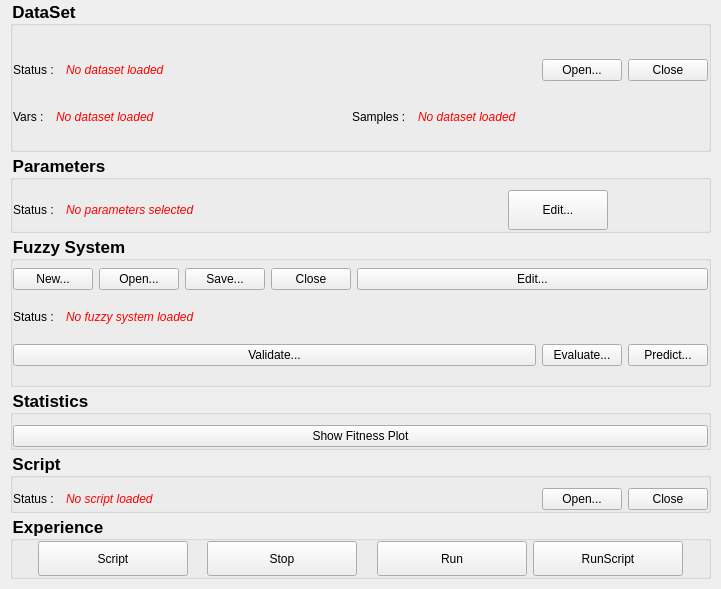
The window that fuge-lc/fugemain.ui (ThibaultSchowing/FUGE-LC) describes before a commit, drawn with Qt 5.
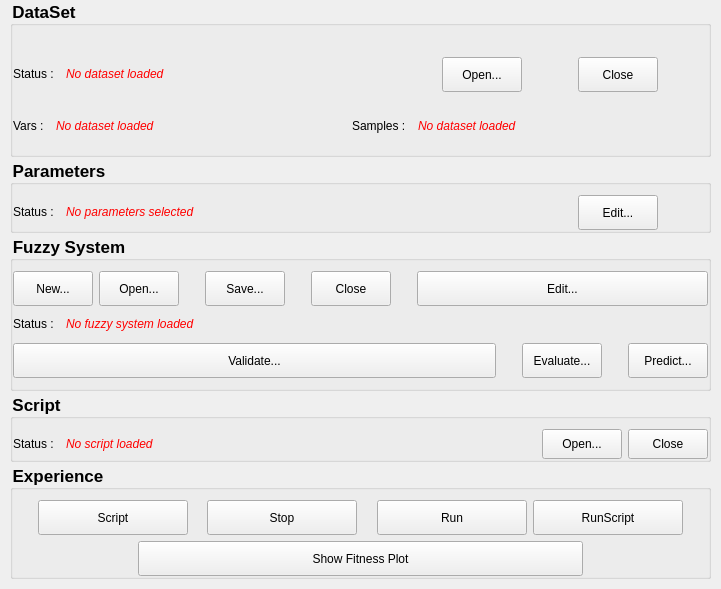
The same window after the commit. Icons and pictures are not drawn.

Commit message: bigger buttons in fugemain

The edit to the form file:
```diff
--- a/fuge-lc/fugemain.ui
+++ b/fuge-lc/fugemain.ui
@@ -98,6 +98,9 @@
        </property>
        <item>
         <layout class="QHBoxLayout" name="horizontalLayout_13">
+         <property name="rightMargin">
+          <number>50</number>
+         </property>
          <item>
           <widget class="QLabel" name="label_4">
            <property name="sizePolicy">
@@ -154,11 +157,33 @@
              <verstretch>0</verstretch>
             </sizepolicy>
            </property>
+           <property name="minimumSize">
+            <size>
+             <width>50</width>
+             <height>35</height>
+            </size>
+           </property>
            <property name="text">
             <string>Open...</string>
            </property>
           </widget>
          </item>
+         <item>
+          <spacer name="horizontalSpacer_4">
+           <property name="orientation">
+            <enum>Qt::Horizontal</enum>
+           </property>
+           <property name="sizeType">
+            <enum>QSizePolicy::Fixed</enum>
+           </property>
+           <property name="sizeHint" stdset="0">
+            <size>
+             <width>50</width>
+             <height>20</height>
+            </size>
+           </property>
+          </spacer>
+         </item>
          <item>
           <widget class="QPushButton" name="btCloseData">
            <property name="sizePolicy">
@@ -167,6 +192,12 @@
              <verstretch>0</verstretch>
             </sizepolicy>
            </property>
+           <property name="minimumSize">
+            <size>
+             <width>0</width>
+             <height>35</height>
+            </size>
+           </property>
            <property name="text">
             <string>Close</string>
            </property>
@@ -311,7 +342,7 @@
         <number>10</number>
        </property>
        <property name="rightMargin">
-        <number>100</number>
+        <number>50</number>
        </property>
        <property name="bottomMargin">
         <number>0</number>
@@ -379,8 +410,8 @@
            </property>
            <property name="minimumSize">
             <size>
-             <width>100</width>
-             <height>40</height>
+             <width>0</width>
+             <height>35</height>
             </size>
            </property>
            <property name="text">
@@ -399,7 +430,7 @@
        <bool>true</bool>
       </property>
       <property name="sizePolicy">
-       <sizepolicy hsizetype="Expanding" vsizetype="Preferred">
+       <sizepolicy hsizetype="Expanding" vsizetype="Fixed">
         <horstretch>0</horstretch>
         <verstretch>0</verstretch>
        </sizepolicy>
@@ -424,7 +455,7 @@
         <number>0</number>
        </property>
        <property name="topMargin">
-        <number>0</number>
+        <number>10</number>
        </property>
        <property name="rightMargin">
         <number>0</number>
@@ -442,6 +473,12 @@
              <verstretch>0</verstretch>
             </sizepolicy>
            </property>
+           <property name="minimumSize">
+            <size>
+             <width>0</width>
+             <height>35</height>
+            </size>
+           </property>
            <property name="text">
             <string>New...</string>
            </property>
@@ -455,11 +492,33 @@
              <verstretch>0</verstretch>
             </sizepolicy>
            </property>
+           <property name="minimumSize">
+            <size>
+             <width>0</width>
+             <height>35</height>
+            </size>
+           </property>
            <property name="text">
             <string>Open...</string>
            </property>
           </widget>
          </item>
+         <item>
+          <spacer name="horizontalSpacer_5">
+           <property name="orientation">
+            <enum>Qt::Horizontal</enum>
+           </property>
+           <property name="sizeType">
+            <enum>QSizePolicy::Fixed</enum>
+           </property>
+           <property name="sizeHint" stdset="0">
+            <size>
+             <width>20</width>
+             <height>0</height>
+            </size>
+           </property>
+          </spacer>
+         </item>
          <item>
           <widget class="QPushButton" name="btSaveFuzzy">
            <property name="sizePolicy">
@@ -468,11 +527,33 @@
              <verstretch>0</verstretch>
             </sizepolicy>
            </property>
+           <property name="minimumSize">
+            <size>
+             <width>0</width>
+             <height>35</height>
+            </size>
+           </property>
            <property name="text">
             <string>Save...</string>
            </property>
           </widget>
          </item>
+         <item>
+          <spacer name="horizontalSpacer_6">
+           <property name="orientation">
+            <enum>Qt::Horizontal</enum>
+           </property>
+           <property name="sizeType">
+            <enum>QSizePolicy::Fixed</enum>
+           </property>
+           <property name="sizeHint" stdset="0">
+            <size>
+             <width>20</width>
+             <height>0</height>
+            </size>
+           </property>
+          </spacer>
+         </item>
          <item>
           <widget class="QPushButton" name="btCloseFuzzy">
            <property name="sizePolicy">
@@ -481,13 +562,41 @@
              <verstretch>0</verstretch>
             </sizepolicy>
            </property>
+           <property name="minimumSize">
+            <size>
+             <width>0</width>
+             <height>35</height>
+            </size>
+           </property>
            <property name="text">
             <string>Close</string>
            </property>
           </widget>
          </item>
+         <item>
+          <spacer name="horizontalSpacer_7">
+           <property name="orientation">
+            <enum>Qt::Horizontal</enum>
+           </property>
+           <property name="sizeType">
+            <enum>QSizePolicy::Fixed</enum>
+           </property>
+           <property name="sizeHint" stdset="0">
+            <size>
+             <width>20</width>
+             <height>0</height>
+            </size>
+           </property>
+          </spacer>
+         </item>
          <item>
           <widget class="QPushButton" name="btEditFuzzy">
+           <property name="minimumSize">
+            <size>
+             <width>0</width>
+             <height>35</height>
+            </size>
+           </property>
            <property name="text">
             <string>Edit...</string>
            </property>
@@ -554,6 +663,12 @@
         <layout class="QHBoxLayout" name="horizontalLayout_11">
          <item>
           <widget class="QPushButton" name="btValidate">
+           <property name="minimumSize">
+            <size>
+             <width>0</width>
+             <height>35</height>
+            </size>
+           </property>
            <property name="font">
             <font>
              <bold>false</bold>
@@ -564,6 +679,22 @@
            </property>
           </widget>
          </item>
+         <item>
+          <spacer name="horizontalSpacer_8">
+           <property name="orientation">
+            <enum>Qt::Horizontal</enum>
+           </property>
+           <property name="sizeType">
+            <enum>QSizePolicy::Fixed</enum>
+           </property>
+           <property name="sizeHint" stdset="0">
+            <size>
+             <width>20</width>
+             <height>0</height>
+            </size>
+           </property>
+          </spacer>
+         </item>
          <item>
           <widget class="QPushButton" name="btEvaluate">
            <property name="sizePolicy">
@@ -572,6 +703,12 @@
              <verstretch>0</verstretch>
             </sizepolicy>
            </property>
+           <property name="minimumSize">
+            <size>
+             <width>0</width>
+             <height>35</height>
+            </size>
+           </property>
            <property name="font">
             <font>
              <bold>false</bold>
@@ -585,6 +722,22 @@
            </property>
           </widget>
          </item>
+         <item>
+          <spacer name="horizontalSpacer_9">
+           <property name="orientation">
+            <enum>Qt::Horizontal</enum>
+           </property>
+           <property name="sizeType">
+            <enum>QSizePolicy::Fixed</enum>
+           </property>
+           <property name="sizeHint" stdset="0">
+            <size>
+             <width>20</width>
+             <height>0</height>
+            </size>
+           </property>
+          </spacer>
+         </item>
          <item>
           <widget class="QPushButton" name="btPredict">
            <property name="sizePolicy">
@@ -593,6 +746,12 @@
              <verstretch>0</verstretch>
             </sizepolicy>
            </property>
+           <property name="minimumSize">
+            <size>
+             <width>0</width>
+             <height>35</height>
+            </size>
+           </property>
            <property name="font">
             <font>
              <bold>false</bold>
@@ -608,56 +767,6 @@
       </layout>
      </widget>
     </item>
-    <item>
-     <widget class="QGroupBox" name="groupBox_Statistics">
-      <property name="sizePolicy">
-       <sizepolicy hsizetype="Expanding" vsizetype="Fixed">
-        <horstretch>0</horstretch>
-        <verstretch>0</verstretch>
-       </sizepolicy>
-      </property>
-      <property name="styleSheet">
-       <string notr="true">QGroupBox
-{
-	
-	font-size: 13pt;
-    font-weight: bold;
-}
-</string>
-      </property>
-      <property name="title">
-       <string>Statistics</string>
-      </property>
-      <property name="flat">
-       <bool>false</bool>
-      </property>
-      <layout class="QVBoxLayout" name="verticalLayout_7">
-       <property name="leftMargin">
-        <number>0</number>
-       </property>
-       <property name="topMargin">
-        <number>10</number>
-       </property>
-       <property name="rightMargin">
-        <number>0</number>
-       </property>
-       <property name="bottomMargin">
-        <number>0</number>
-       </property>
-       <item>
-        <layout class="QHBoxLayout" name="horizontalLayout_14">
-         <item>
-          <widget class="QPushButton" name="btGraph">
-           <property name="text">
-            <string>Show Fitness Plot</string>
-           </property>
-          </widget>
-         </item>
-        </layout>
-       </item>
-      </layout>
-     </widget>
-    </item>
     <item>
      <widget class="QGroupBox" name="groupBox_Script">
       <property name="sizePolicy">
@@ -761,6 +870,12 @@
              <verstretch>0</verstretch>
             </sizepolicy>
            </property>
+           <property name="minimumSize">
+            <size>
+             <width>0</width>
+             <height>30</height>
+            </size>
+           </property>
            <property name="text">
             <string>Open...</string>
            </property>
@@ -774,6 +889,12 @@
              <verstretch>0</verstretch>
             </sizepolicy>
            </property>
+           <property name="minimumSize">
+            <size>
+             <width>0</width>
+             <height>30</height>
+            </size>
+           </property>
            <property name="text">
             <string>Close</string>
            </property>
@@ -811,6 +932,9 @@
        <property name="leftMargin">
         <number>25</number>
        </property>
+       <property name="topMargin">
+        <number>10</number>
+       </property>
        <property name="rightMargin">
         <number>25</number>
        </property>
@@ -927,6 +1051,32 @@
          </item>
         </layout>
        </item>
+       <item>
+        <layout class="QHBoxLayout" name="horizontalLayout_2">
+         <property name="leftMargin">
+          <number>100</number>
+         </property>
+         <property name="topMargin">
+          <number>0</number>
+         </property>
+         <property name="rightMargin">
+          <number>100</number>
+         </property>
+         <item>
+          <widget class="QPushButton" name="btGraph">
+           <property name="minimumSize">
+            <size>
+             <width>0</width>
+             <height>35</height>
+            </size>
+           </property>
+           <property name="text">
+            <string>Show Fitness Plot</string>
+           </property>
+          </widget>
+         </item>
+        </layout>
+       </item>
       </layout>
      </widget>
     </item>
```
Left out of the diff: 1 changed line with no effect on the pictures.
